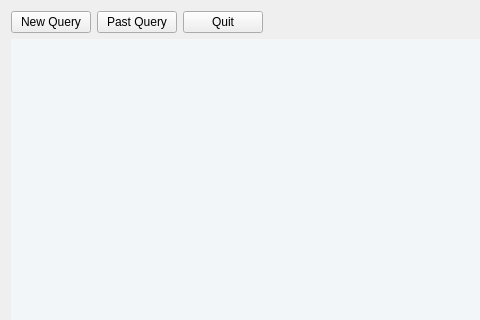
Qt form src/monitor-qt/wmanager.ui (hhetter/smbtatools) before a commit; both pictures show x 0 to 480 and y 0 to 320 of the 600 by 600 pixel window.
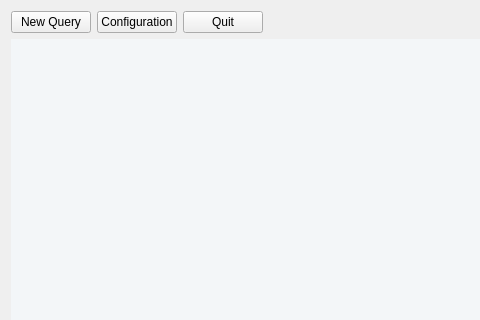
The same form after that commit.

The edit to the form file:
```diff
--- a/src/monitor-qt/wmanager.ui
+++ b/src/monitor-qt/wmanager.ui
@@ -32,7 +32,7 @@
      <item row="0" column="1">
       <widget class="QPushButton" name="pastqueryButton">
        <property name="text">
-        <string>Past Query</string>
+        <string>Configuration</string>
        </property>
       </widget>
      </item>
```
Left out of the diff: 2 changed lines with no effect on the pictures.
